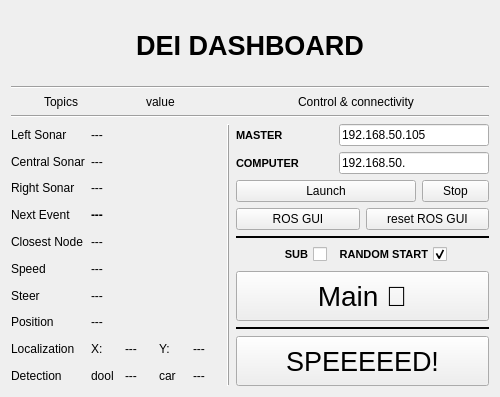
The window that include/bfmc_dashboard/dashboard_gui.ui (euhenn/bfmc_dashboard) describes before a commit, drawn with Qt 5.
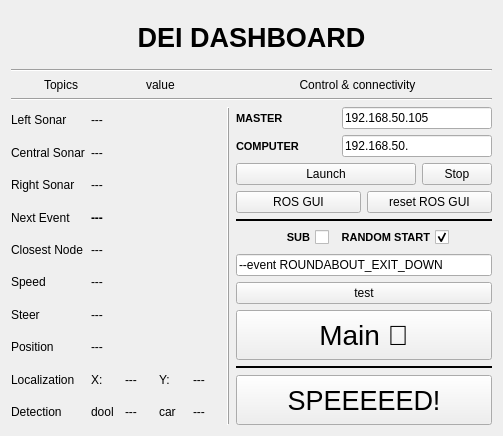
The same window after the commit. Custom widgets are drawn as their Qt base class.

```diff
--- a/include/bfmc_dashboard/dashboard_gui.ui
+++ b/include/bfmc_dashboard/dashboard_gui.ui
@@ -6,8 +6,8 @@
    <rect>
     <x>0</x>
     <y>0</y>
-    <width>500</width>
-    <height>397</height>
+    <width>503</width>
+    <height>436</height>
    </rect>
   </property>
   <property name="windowTitle">
@@ -646,6 +646,29 @@
            </item>
           </layout>
          </item>
+         <item>
+          <widget class="QLineEdit" name="lineEdit_3">
+           <property name="font">
+            <font>
+             <pointsize>9</pointsize>
+            </font>
+           </property>
+           <property name="text">
+            <string>--event ROUNDABOUT_EXIT_DOWN </string>
+           </property>
+          </widget>
+         </item>
+         <item>
+          <layout class="QHBoxLayout" name="horizontalLayout_10">
+           <item>
+            <widget class="CustomButton" name="pushButton">
+             <property name="text">
+              <string>test</string>
+             </property>
+            </widget>
+           </item>
+          </layout>
+         </item>
          <item>
           <widget class="CustomButton" name="mainbrainbutton">
            <property name="minimumSize">
```
